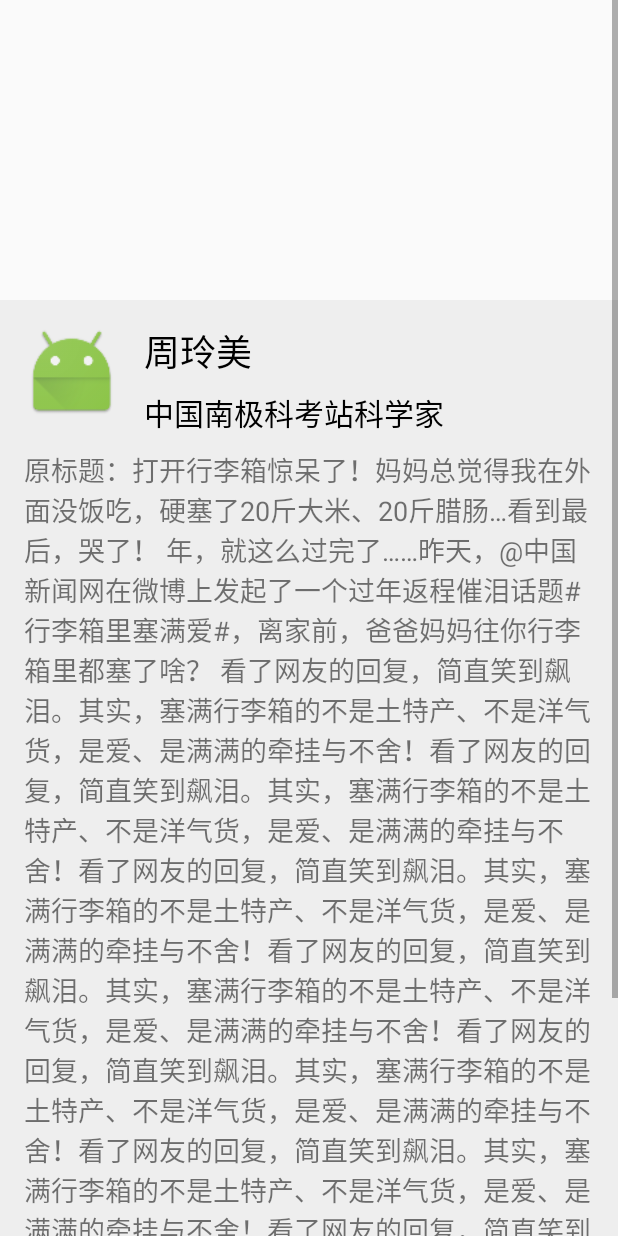
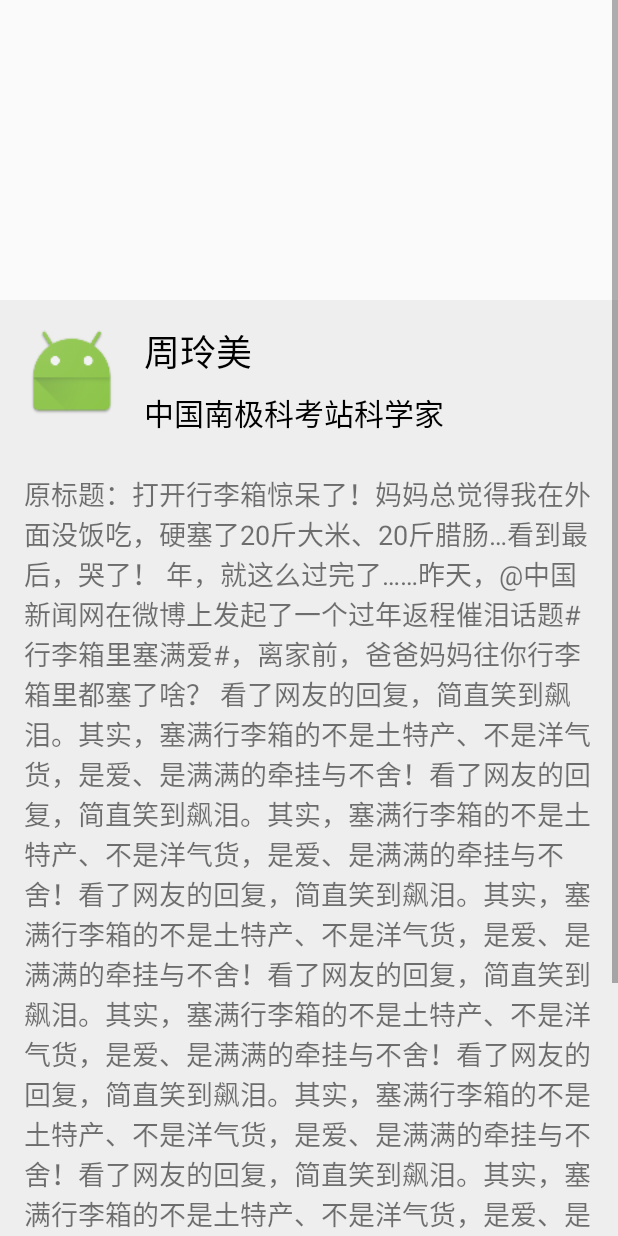
Before and after one commit to dotomato/MapTest, an Android app: the layout activity_main.xml on its own in the app's theme, with its tools: preview values and no code run, on a phone screen of 412 x 824 dp. Run offline under Robolectric (Android 15) with nearby library versions, the phone set to English and light mode, and no system bars; plain views replace MapView.

Commit message:
更改space的实现方式 实现UserEditLayout

```diff
--- a/app/src/main/AndroidManifest.xml
+++ b/app/src/main/AndroidManifest.xml
@@ -41,6 +41,7 @@
         </meta-data>
 
         <activity android:name=".MainActivity" >
+
             <intent-filter>
                 <action android:name="android.intent.action.MAIN" />
 
--- a/app/src/main/java/com/chen/maptest/UserMessageLayout.java
+++ b/app/src/main/java/com/chen/maptest/UserMessageLayout.java
@@ -10,11 +10,13 @@ import android.view.MotionEvent;
 import android.widget.FrameLayout;
 import android.widget.ImageView;
 import android.widget.ScrollView;
+import android.widget.Space;
 import android.widget.TextView;
 
 
 import butterknife.ButterKnife;
 
+import butterknife.OnTouch;
 import rx.Observable;
 import rx.android.schedulers.AndroidSchedulers;
 import rx.functions.Action1;
@@ -28,7 +30,7 @@ import butterknife.BindView;
  * Copyright *
  */
 
-public class UserMessageLayout extends ConstraintLayout {
+public class UserMessageLayout extends TopEventScrollView {
 
     private final static String TAG = "UserMessageLayout";
 
@@ -44,10 +46,8 @@ public class UserMessageLayout extends ConstraintLayout {
     @BindView(R.id.usermessage)
     public TextView mUserMessage;
 
-
-    @BindView(R.id.topeventscrollview)
-    public TopEventScrollView mTopEventScrollVew;
-
+    @BindView(R.id.space)
+    public Space mSpace;
 
     private float spaceHight;
 
@@ -108,19 +108,17 @@ public class UserMessageLayout extends ConstraintLayout {
     }
 
     public void initshow(){
-        mTopEventScrollVew.scrollTo(0,0);
+        scrollTo(0,0);
     }
 
     @Override
-    public boolean onInterceptTouchEvent(MotionEvent ev) {
-        Log.d(TAG,"onInterceptTouchEvent"+ev.getY());
-        if (ev.getY()<(spaceHight-mTopEventScrollVew.getScrollY())){
-            if(mSpaceTouchEventCallback!=null){
+    public boolean onTouchEvent(MotionEvent ev){
+        if (ev.getY()<mSpace.getHeight()-getScrollY() ) {
+            if (mSpaceTouchEventCallback != null)
                 mSpaceTouchEventCallback.onSpaceTouchEvent(ev);
-            }
             return true;
         }
-        return super.onInterceptTouchEvent(ev);
+        return super.onTouchEvent(ev);
     }
 
     SpaceTouchEventCallback mSpaceTouchEventCallback=null;
@@ -130,4 +128,9 @@ public class UserMessageLayout extends ConstraintLayout {
     public void setSpaceTouchEventCallback(SpaceTouchEventCallback var){
         mSpaceTouchEventCallback=var;
     }
+
+
+    public int getSpaceHeight(){
+        return mSpace.getHeight();
+    }
 }
--- a/app/src/main/res/layout/activity_main.xml
+++ b/app/src/main/res/layout/activity_main.xml
@@ -20,36 +20,25 @@
         app:layout_constraintVertical_bias="1.0" />
 
     <include
+        android:id="@+id/user_edit_layout"
+        layout="@layout/layout_user_edit"
+        android:layout_width="0dp"
+        android:layout_height="0dp"
+        android:visibility="visible"
+        app:layout_constraintBottom_toBottomOf="parent"
+        app:layout_constraintLeft_toLeftOf="parent"
+        app:layout_constraintRight_toRightOf="parent"
+        app:layout_constraintTop_toTopOf="parent" />
+
+    <include
         layout="@layout/layout_user_message"
         android:id="@+id/user_message_layout"
         android:visibility="visible"
         android:layout_width="0dp"
         android:layout_height="0dp"
-        app:layout_constraintTop_toTopOf="parent"
-        app:layout_constraintBottom_toBottomOf="parent"
-        app:layout_constraintLeft_toLeftOf="parent"
-        app:layout_constraintRight_toRightOf="parent"/>
-
-    <EditText
-        android:id="@+id/edittext"
-        android:visibility="invisible"
-        android:hint="请输入消息正文"
         app:layout_constraintBottom_toBottomOf="parent"
         app:layout_constraintLeft_toLeftOf="parent"
         app:layout_constraintRight_toRightOf="parent"
-        android:layout_width="0dp"
-        android:layout_height="wrap_content"
-        />
-
-    <Button
-        android:id="@+id/button"
-        android:visibility="invisible"
-        android:text="发送消息"
-        app:layout_constraintBottom_toTopOf="@+id/edittext"
-        app:layout_constraintLeft_toLeftOf="parent"
-        app:layout_constraintRight_toRightOf="parent"
-        android:layout_width="0dp"
-        android:layout_height="wrap_content"
-        />
+        app:layout_constraintTop_toTopOf="parent"/>
 
 </android.support.constraint.ConstraintLayout>
--- a/app/src/main/res/layout/layout_user_message.xml
+++ b/app/src/main/res/layout/layout_user_message.xml
@@ -1,35 +1,30 @@
 <?xml version="1.0" encoding="utf-8"?>
-<com.chen.maptest.UserMessageLayout
-    xmlns:android="http://schemas.android.com/apk/res/android"
+<com.chen.maptest.UserMessageLayout xmlns:android="http://schemas.android.com/apk/res/android"
     xmlns:app="http://schemas.android.com/apk/res-auto"
     xmlns:tools="http://schemas.android.com/tools"
     android:layout_width="match_parent"
-    android:layout_height="match_parent">
+    android:layout_height="match_parent"
+    android:scrollbars="vertical">
 
-    <com.chen.maptest.TopEventScrollView
-        android:id="@+id/topeventscrollview"
-        android:layout_width="0dp"
-        android:layout_height="0dp"
-        android:scrollbars="vertical"
-        app:layout_constraintBottom_toBottomOf="parent"
-        app:layout_constraintLeft_toLeftOf="parent"
-        app:layout_constraintRight_toRightOf="parent"
-        app:layout_constraintTop_toTopOf="parent">
+    <LinearLayout
+        android:layout_width="match_parent"
+        android:layout_height="wrap_content"
+        android:orientation="vertical">
 
-        <android.support.constraint.ConstraintLayout
+        <Space
+            android:id="@+id/space"
             android:layout_width="match_parent"
-            android:layout_height="wrap_content">
+            android:layout_height="200dp" />
+
+        <LinearLayout
+            android:layout_width="match_parent"
+            android:layout_height="match_parent"
+            android:background="#FFEEEEEE"
+            android:orientation="vertical">
 
             <android.support.constraint.ConstraintLayout
-                android:background="#FFEEEEEE"
-                android:layout_width="0dp"
-                android:layout_height="wrap_content"
-                android:layout_marginRight="0dp"
-                android:layout_marginLeft="0dp"
-                android:layout_marginTop="200dp"
-                app:layout_constraintLeft_toLeftOf="parent"
-                app:layout_constraintRight_toRightOf="parent"
-                app:layout_constraintTop_toTopOf="parent">
+                android:layout_width="match_parent"
+                android:layout_height="100dp">
 
                 <TextView
                     android:id="@+id/userdescript"
@@ -42,21 +37,6 @@
                     android:textSize="20sp"
                     app:layout_constraintLeft_toRightOf="@+id/usericon"
                     app:layout_constraintTop_toBottomOf="@+id/username" />
-
-                <TextView
-                    android:id="@+id/usermessage"
-                    android:layout_width="0dp"
-                    android:layout_height="wrap_content"
-                    android:layout_marginEnd="16dp"
-                    android:layout_marginLeft="16dp"
-                    android:layout_marginRight="16dp"
-                    android:layout_marginStart="16dp"
-                    android:layout_marginTop="100dp"
-                    android:text="@string/manytext"
-                    android:textSize="18sp"
-                    app:layout_constraintLeft_toLeftOf="parent"
-                    app:layout_constraintRight_toRightOf="parent"
-                    app:layout_constraintTop_toTopOf="parent" />
 
                 <TextView
                     android:id="@+id/username"
@@ -81,7 +61,19 @@
                     app:srcCompat="@mipmap/ic_launcher" />
             </android.support.constraint.ConstraintLayout>
 
-        </android.support.constraint.ConstraintLayout>
-    </com.chen.maptest.TopEventScrollView>
+            <TextView
+                android:id="@+id/usermessage"
+                android:layout_width="match_parent"
+                android:layout_height="wrap_content"
+                android:layout_marginLeft="16dp"
+                android:layout_marginRight="16dp"
+                android:layout_marginTop="16dp"
+                android:text="@string/manytext"
+                android:textSize="18sp"
+                app:layout_constraintLeft_toLeftOf="parent"
+                app:layout_constraintRight_toRightOf="parent"
+                app:layout_constraintTop_toTopOf="parent" />
+        </LinearLayout>
 
+    </LinearLayout>
 </com.chen.maptest.UserMessageLayout>
```
Also changed, not shown: app/src/main/java/com/chen/maptest/MainActivity.java (+94 -56 lines), app/src/main/java/com/chen/maptest/TopEventScrollView.java (+7 -1 lines), app/src/main/java/com/chen/maptest/UserEditLayout.java (added, +92 -0 lines).
